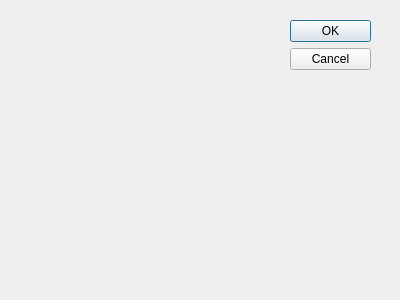
Above: dialog.ui from YBelikov/spreadsheet-app-qt before the change. Below: the same form after it.
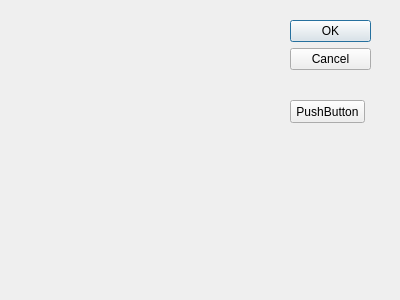
That is the form after the change.

The edit to the form file:
```diff
--- a/dialog.ui
+++ b/dialog.ui
@@ -31,6 +31,19 @@
     <set>QDialogButtonBox::Cancel|QDialogButtonBox::Ok</set>
    </property>
   </widget>
+  <widget class="QPushButton" name="pushButton">
+   <property name="geometry">
+    <rect>
+     <x>290</x>
+     <y>100</y>
+     <width>75</width>
+     <height>23</height>
+    </rect>
+   </property>
+   <property name="text">
+    <string>PushButton</string>
+   </property>
+  </widget>
  </widget>
  <pixmapfunction></pixmapfunction>
  <resources/>
```
Left out of the diff: 30 changed lines with no effect on the pictures.
